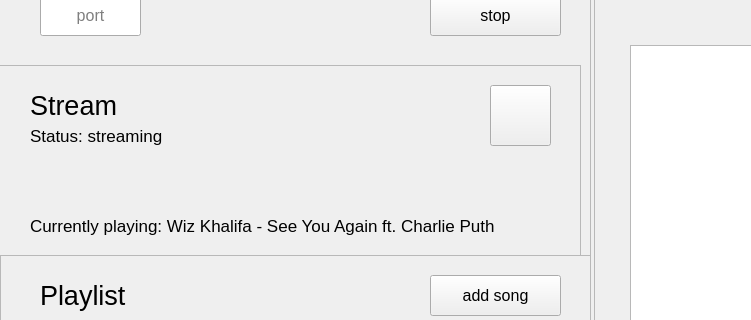
Above: Server/server.ui from MartinMinkov/Comm-Audio before the change; both pictures show x 0 to 751 and y 95 to 415 of the 902 by 945 pixel window. Below: the same form after it.
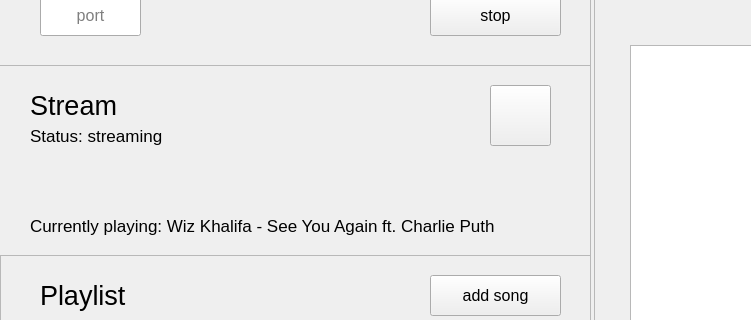
That is the form after the change. Icons and pictures are not drawn.

The edit to the form file:
```diff
--- a/Server/server.ui
+++ b/Server/server.ui
@@ -110,7 +110,7 @@
     <rect>
      <x>-10</x>
      <y>160</y>
-     <width>591</width>
+     <width>601</width>
      <height>191</height>
     </rect>
    </property>
```
